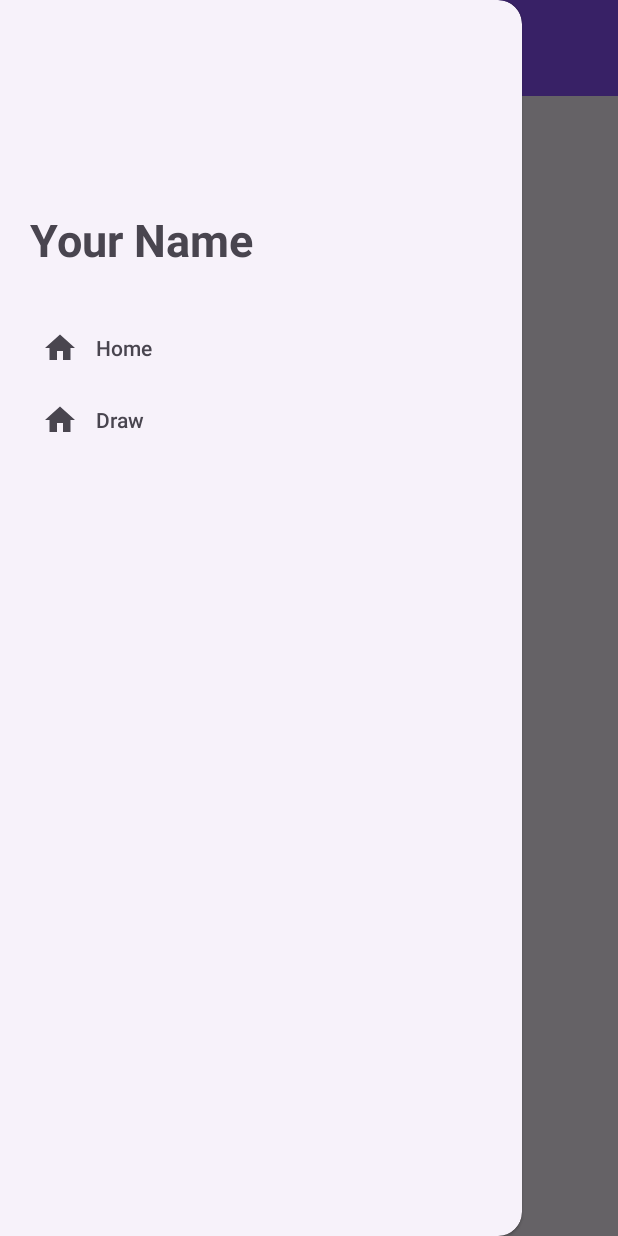
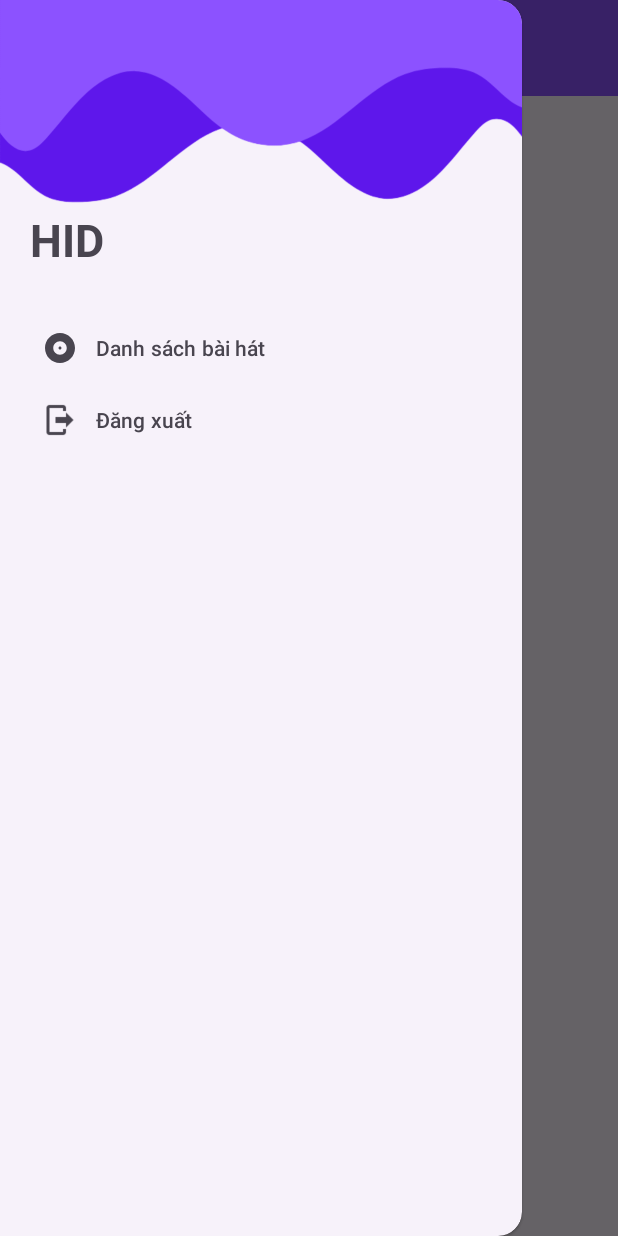
Before and after one commit to hiephid/MusicPlayer, an Android app: the screen it shows after launch once a user with an empty profile is signed in (MainActivity), with the side drawer open, on a phone screen of 412 x 824 dp. Run offline under Robolectric (Android 15) with nearby library versions, the phone set to English and light mode, and no system bars; our stand-ins replace Firebase (no records; nobody signed in at launch, a user with empty details on screens opened directly).

Commit message:
header background added

```diff
--- a/app/src/main/res/drawable/baseline_home_24.xml
+++ /dev/null
@@ -1,5 +0,0 @@
-<vector xmlns:android="http://schemas.android.com/apk/res/android" android:height="24dp" android:tint="#000000" android:viewportHeight="24" android:viewportWidth="24" android:width="24dp">
-
-    <path android:fillColor="@android:color/white" android:pathData="M10,20v-6h4v6h5v-8h3L12,3 2,12h3v8z"/>
-
-</vector>
--- a/app/src/main/res/layout/header.xml
+++ b/app/src/main/res/layout/header.xml
@@ -3,12 +3,13 @@
     android:layout_width="match_parent"
     android:layout_height="200dp"
     android:padding="20dp"
-    android:gravity="bottom">
+    android:gravity="bottom"
+    android:background="@drawable/header_bg">
     <TextView
         android:layout_width="wrap_content"
         android:layout_height="wrap_content"
-        android:text="Your Name"
+        android:text="HID"
         android:textSize="30dp"
-        android:textStyle="bold"/>
+        android:textStyle="bold" />
 
 </LinearLayout>
--- a/app/src/main/res/menu/main_menu.xml
+++ b/app/src/main/res/menu/main_menu.xml
@@ -1,11 +1,11 @@
 <?xml version="1.0" encoding="utf-8"?>
 <menu xmlns:android="http://schemas.android.com/apk/res/android">
     <group android:checkableBehavior="single">
-        <item android:id="@+id/home"
-            android:icon="@drawable/baseline_home_24"
-            android:title="Home" />
-        <item android:id="@+id/draw"
-            android:icon="@drawable/baseline_home_24"
-            android:title="Draw" />
+        <item android:id="@+id/songlist"
+            android:icon="@drawable/baseline_album_24"
+            android:title="Danh sách bài hát" />
+        <item android:id="@+id/logout"
+            android:icon="@drawable/logout_icon"
+            android:title="Đăng xuất" />
     </group>
 </menu>
```
Also changed, not shown: app/src/main/java/com/example/musicplayer/MainActivity.java (+29 -4 lines), app/src/main/res/drawable/header_bg.png (added), app/src/main/res/drawable/logout_icon.png (added).
